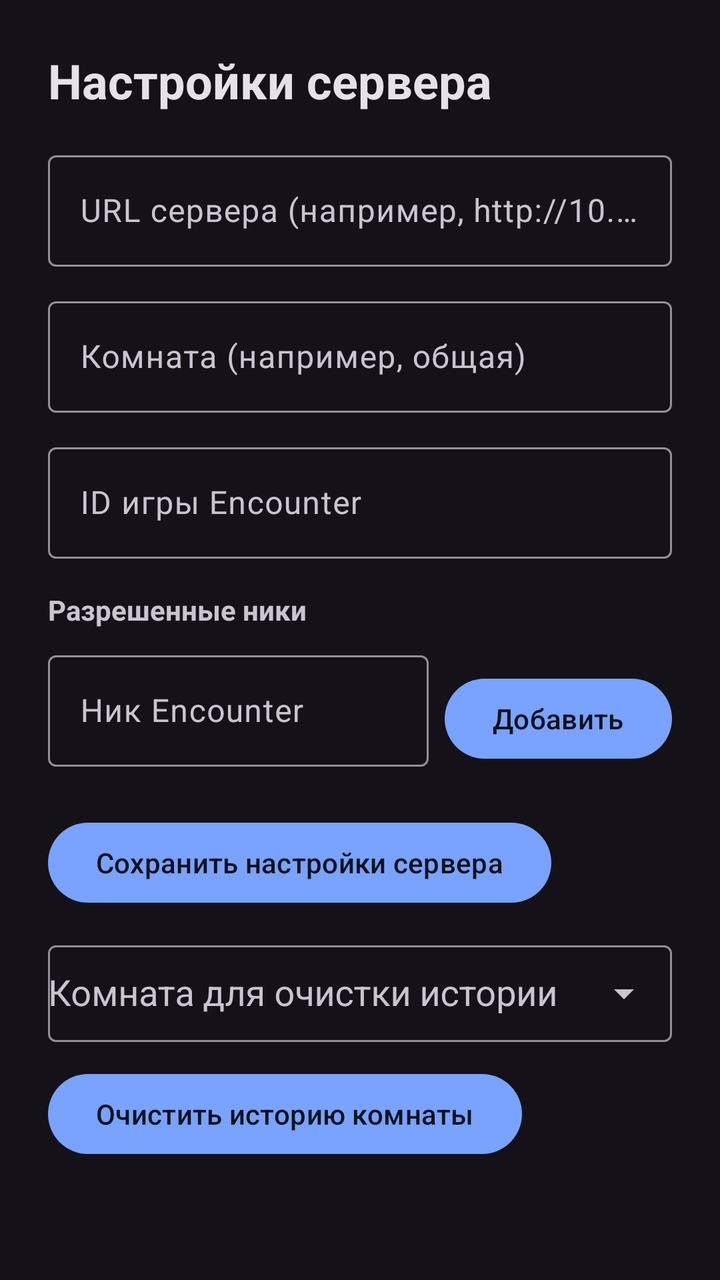
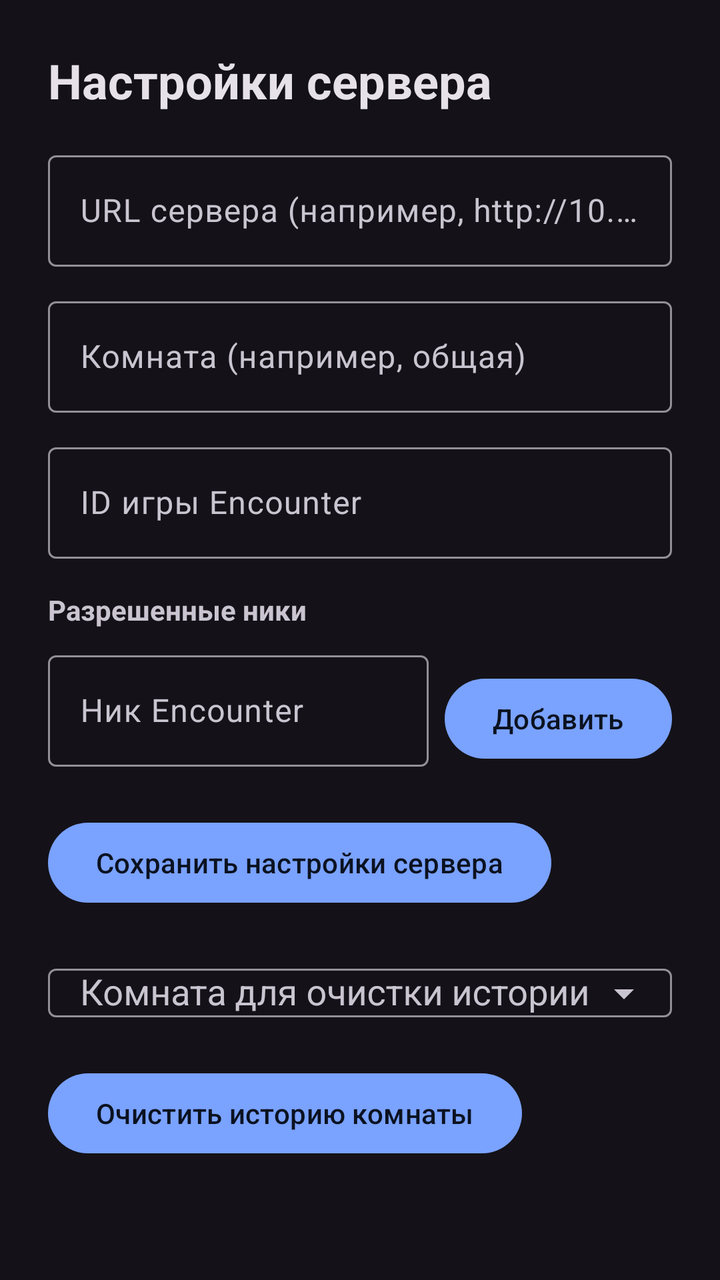

Screens rendered from an Android XML layout before and after an edit, with the pre-edit source and the edit as a unified diff.
<!-- AndroidManifest.xml: application theme Theme.GameChatAndroid -->
<!-- res/layout/fragment_server_settings.xml -->
<?xml version="1.0" encoding="utf-8"?>
<LinearLayout xmlns:android="http://schemas.android.com/apk/res/android"
    xmlns:app="http://schemas.android.com/apk/res-auto"
    android:layout_width="match_parent"
    android:layout_height="match_parent"
    android:background="?attr/colorSurface"
    android:orientation="vertical"
    android:padding="24dp">

    <TextView
        android:id="@+id/serverSettingsTitle"
        android:layout_width="wrap_content"
        android:layout_height="wrap_content"
        android:text="@string/menu_server_settings"
        android:textColor="?attr/colorOnSurface"
        android:textSize="24sp"
        android:textStyle="bold" />

    <TextView
        android:id="@+id/serverSettingsAccessDenied"
        android:layout_width="wrap_content"
        android:layout_height="wrap_content"
        android:layout_marginTop="14dp"
        android:text="@string/admin_access_denied"
        android:textColor="#B00020"
        android:textSize="15sp"
        android:visibility="gone" />

    <com.google.android.material.textfield.TextInputLayout
        android:id="@+id/serverUrlLayout"
        android:layout_width="match_parent"
        android:layout_height="wrap_content"
        android:layout_marginTop="16dp"
        android:hint="@string/settings_server_url_hint">

        <com.google.android.material.textfield.TextInputEditText
            android:id="@+id/serverUrlInput"
            android:layout_width="match_parent"
            android:layout_height="wrap_content"
            android:imeOptions="actionNext"
            android:inputType="textUri"
            android:maxLines="1" />
    </com.google.android.material.textfield.TextInputLayout>

    <com.google.android.material.textfield.TextInputLayout
        android:id="@+id/chatRoomLayout"
        android:layout_width="match_parent"
        android:layout_height="wrap_content"
        android:layout_marginTop="12dp"
        android:hint="@string/settings_room_hint">

        <com.google.android.material.textfield.TextInputEditText
            android:id="@+id/chatRoomInput"
            android:layout_width="match_parent"
            android:layout_height="wrap_content"
            android:imeOptions="actionDone"
            android:inputType="text"
            android:maxLines="1" />
    </com.google.android.material.textfield.TextInputLayout>

    <com.google.android.material.textfield.TextInputLayout
        android:id="@+id/encGameIdLayout"
        android:layout_width="match_parent"
        android:layout_height="wrap_content"
        android:layout_marginTop="12dp"
        android:hint="@string/settings_enc_game_id_hint">

        <com.google.android.material.textfield.TextInputEditText
            android:id="@+id/encGameIdInput"
            android:layout_width="match_parent"
            android:layout_height="wrap_content"
            android:imeOptions="actionDone"
            android:inputType="number"
            android:maxLines="1" />
    </com.google.android.material.textfield.TextInputLayout>

    <TextView
        android:id="@+id/allowedNicksTitle"
        android:layout_width="wrap_content"
        android:layout_height="wrap_content"
        android:layout_marginTop="16dp"
        android:text="@string/settings_allowed_nicks_title"
        android:textStyle="bold" />

    <LinearLayout
        android:layout_width="match_parent"
        android:layout_height="wrap_content"
        android:layout_marginTop="8dp"
        android:orientation="horizontal">

        <com.google.android.material.textfield.TextInputLayout
            android:layout_width="0dp"
            android:layout_height="wrap_content"
            android:layout_weight="1"
            android:hint="@string/settings_allowed_nick_hint">

            <com.google.android.material.textfield.TextInputEditText
                android:id="@+id/allowedNickInput"
                android:layout_width="match_parent"
                android:layout_height="wrap_content"
                android:maxLines="1" />
        </com.google.android.material.textfield.TextInputLayout>

        <Button
            android:id="@+id/addAllowedNickButton"
            android:layout_width="wrap_content"
            android:layout_height="wrap_content"
            android:layout_marginStart="8dp"
            android:layout_gravity="bottom"
            android:text="@string/settings_allowed_nick_add" />
    </LinearLayout>

    <LinearLayout
        android:id="@+id/allowedNicksContainer"
        android:layout_width="match_parent"
        android:layout_height="wrap_content"
        android:layout_marginTop="8dp"
        android:orientation="vertical" />

    <Button
        android:id="@+id/saveServerSettingsButton"
        android:layout_width="wrap_content"
        android:layout_height="wrap_content"
        android:layout_marginTop="16dp"
        android:text="@string/settings_save_server" />

    <com.google.android.material.textfield.TextInputLayout
        android:id="@+id/clearRoomSelectorLayout"
        android:layout_width="match_parent"
        android:layout_height="wrap_content"
        android:layout_marginTop="12dp"
        android:hint="@string/settings_clear_room_selector_hint"
        app:endIconMode="dropdown_menu">

        <com.google.android.material.textfield.MaterialAutoCompleteTextView
            android:id="@+id/clearRoomSelectorInput"
            android:layout_width="match_parent"
            android:layout_height="wrap_content"
            android:inputType="text"
            android:paddingTop="12dp"
            android:paddingBottom="12dp"
            android:maxLines="1" />
    </com.google.android.material.textfield.TextInputLayout>

    <Button
        android:id="@+id/clearRoomHistoryButton"
        android:layout_width="wrap_content"
        android:layout_height="wrap_content"
        android:layout_marginTop="12dp"
        android:text="@string/settings_clear_room_history" />

</LinearLayout>
<!-- resources referenced by this layout -->
<resources>
  <string name="admin_access_denied">Настройки сервера доступны только администраторам.</string>
  <string name="menu_server_settings">Настройки сервера</string>
  <string name="settings_allowed_nick_add">Добавить</string>
  <string name="settings_allowed_nick_hint">Ник Encounter</string>
  <string name="settings_allowed_nicks_title">Разрешенные ники</string>
  <string name="settings_clear_room_history">Очистить историю комнаты</string>
  <string name="settings_clear_room_selector_hint">Комната для очистки истории</string>
  <string name="settings_enc_game_id_hint">ID игры Encounter</string>
  <string name="settings_room_hint">Комната (например, общая)</string>
  <string name="settings_save_server">Сохранить настройки сервера</string>
  <string name="settings_server_url_hint">URL сервера (например, http://10.0.2.2:8080)</string>
  <style name="Theme.GameChatAndroid" parent="Theme.Material3.Dark.NoActionBar">
          <item name="colorPrimary">#7AA2FF</item>
          <item name="colorOnPrimary">#0B1220</item>
          <item name="colorPrimaryContainer">#7AA2FF</item>
          <item name="colorOnPrimaryContainer">#0B1220</item>
          <item name="android:statusBarColor">?attr/colorSurface</item>
          <item name="android:navigationBarColor">?attr/colorSurface</item>
      </style>
</resources>

<!-- the commit's change to res/layout/fragment_server_settings.xml (unified diff, before → after) -->
@@ -137,8 +137,8 @@
             android:layout_width="match_parent"
             android:layout_height="wrap_content"
             android:inputType="text"
-            android:paddingTop="12dp"
-            android:paddingBottom="12dp"
+            android:paddingStart="16dp"
+            android:paddingEnd="16dp"
             android:maxLines="1" />
     </com.google.android.material.textfield.TextInputLayout>
 
